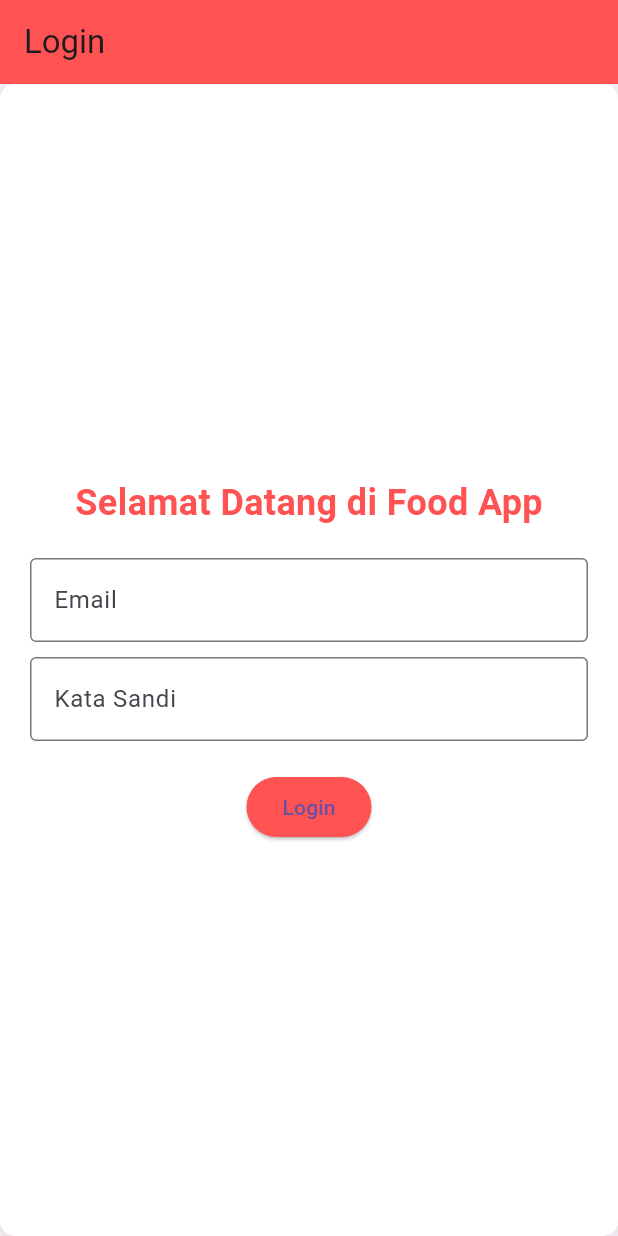
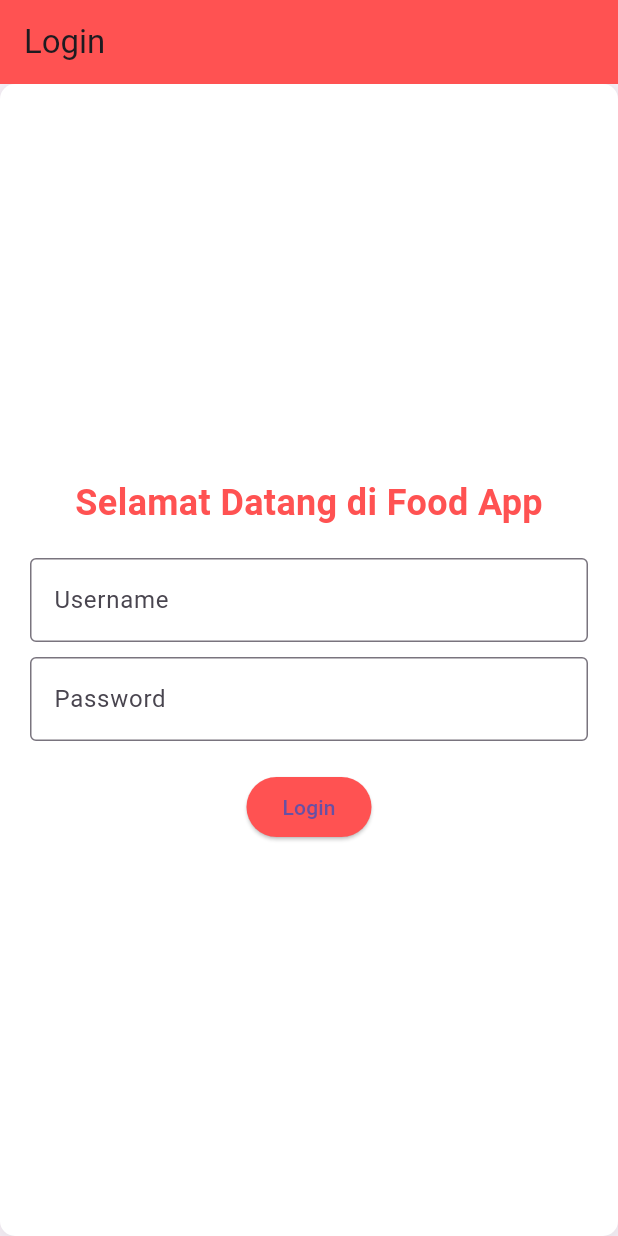
Before and after one commit to Choiranam/getx_apps, a Flutter app: the screen it shows after launch, on a phone screen of 412 x 824 dp. Run offline on Flutter 3.47's test engine with Material 3 defaults, Android fonts, the phone set to English and light mode, and no system bars; our stand-ins replace get, shared_preferences.

Commit message:
login page #2

```diff
--- a/lib/main.dart
+++ b/lib/main.dart
@@ -13,11 +13,10 @@ void main() async {
   final SharedPreferences prefs = await SharedPreferences.getInstance();
   final bool isLoggedIn = prefs.getBool('isLoggedIn') ?? false;
 
-  // Inisialisasi Controller
   Get.put(LoginController());
   Get.put(BottomNavController());
 
-  runApp(MyApp(isLoggedIn: isLoggedIn)); // Memastikan MyApp diinisialisasi di sini
+  runApp(MyApp(isLoggedIn: isLoggedIn));
 }
 
 class MyApp extends StatelessWidget {
--- a/lib/pages/home_page.dart
+++ b/lib/pages/home_page.dart
@@ -12,7 +12,6 @@ class HomePage extends StatelessWidget {
 
   @override
   Widget build(BuildContext context) {
-    // Ambil instance BottomNavController yang sudah ada
     final BottomNavController bottomNavController = Get.find<BottomNavController>();
 
     final List<Widget> menus = [Home(), Cart(), Profile()];
--- a/lib/pages/login_page.dart
+++ b/lib/pages/login_page.dart
@@ -6,7 +6,6 @@ import 'package:getx_apps/controller/login_controller.dart';
 class LoginPage extends StatelessWidget {
   LoginPage({super.key});
 
-  // Ambil instance LoginController yang sudah ada
   final LoginController loginController = Get.find<LoginController>();
 
   @override
@@ -45,7 +44,7 @@ class LoginPage extends StatelessWidget {
               SizedBox(height: 20),
               TextField(
                 decoration: InputDecoration(
-                  labelText: 'Email',
+                  labelText: 'Username',
                   border: OutlineInputBorder(),
                 ),
                 onChanged: (value) {
@@ -56,7 +55,7 @@ class LoginPage extends StatelessWidget {
               TextField(
                 obscureText: true,
                 decoration: InputDecoration(
-                  labelText: 'Kata Sandi',
+                  labelText: 'Password',
                   border: OutlineInputBorder(),
                 ),
                 onChanged: (value) {
--- a/lib/pages/menus/custom_bottom_navigation_bar.dart
+++ b/lib/pages/menus/custom_bottom_navigation_bar.dart
@@ -13,11 +13,11 @@ class CustomBottomNavigationBar extends StatelessWidget {
   Widget build(BuildContext context) {
     final List<IconData> iconList = [
       Icons.home,
-      Icons.shopping_cart, // Menghapus Icons.favorite
+      Icons.shopping_cart,
       Icons.person,
     ];
 
-    final List<String> labels = ["Home", "Cart", "Profile"]; // Hanya 3 label
+    final List<String> labels = ["Home", "Cart", "Profile"];
 
     return Container(
       decoration: BoxDecoration(
@@ -44,7 +44,7 @@ class CustomBottomNavigationBar extends StatelessWidget {
                 size: selectedIndex == index ? 30 : 24,
               ),
             ),
-            label: labels[index], // Pastikan jumlah labels dan icons sama
+            label: labels[index],
           );
         }),
         selectedItemColor: Colors.blueAccent,
--- a/lib/pages/menus/home.dart
+++ b/lib/pages/menus/home.dart
@@ -65,7 +65,6 @@ class Home extends StatelessWidget {
                           .replaceAll('_', ' ')
                           .capitalize(),
 
-                      // Mengganti '$' menjadi 'Rp.'
                       price: 'Rp.${(index + 1) * 5000}',
                     ),
                   );
@@ -73,7 +72,6 @@ class Home extends StatelessWidget {
               ),
             ),
 
-            // Bagian Recommended Burgers
             Text(
               'Recommended Burgers',
               style: TextStyle(
```
Also changed, not shown: lib/pages/menus/cart.dart (+4 -7 lines).
